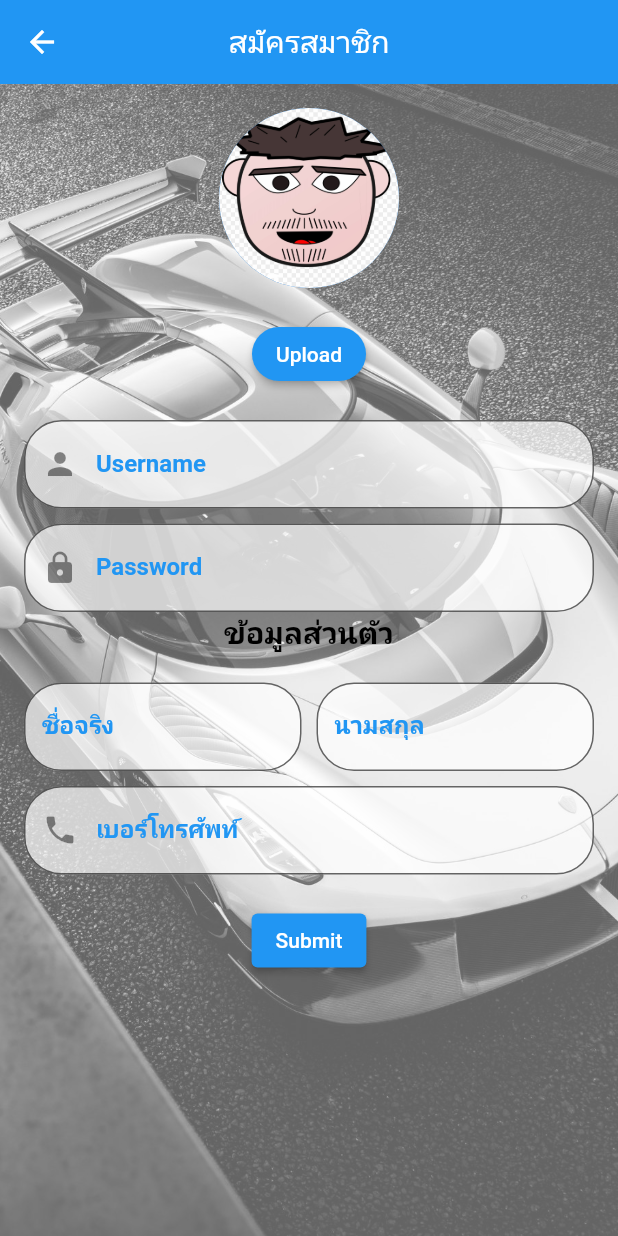
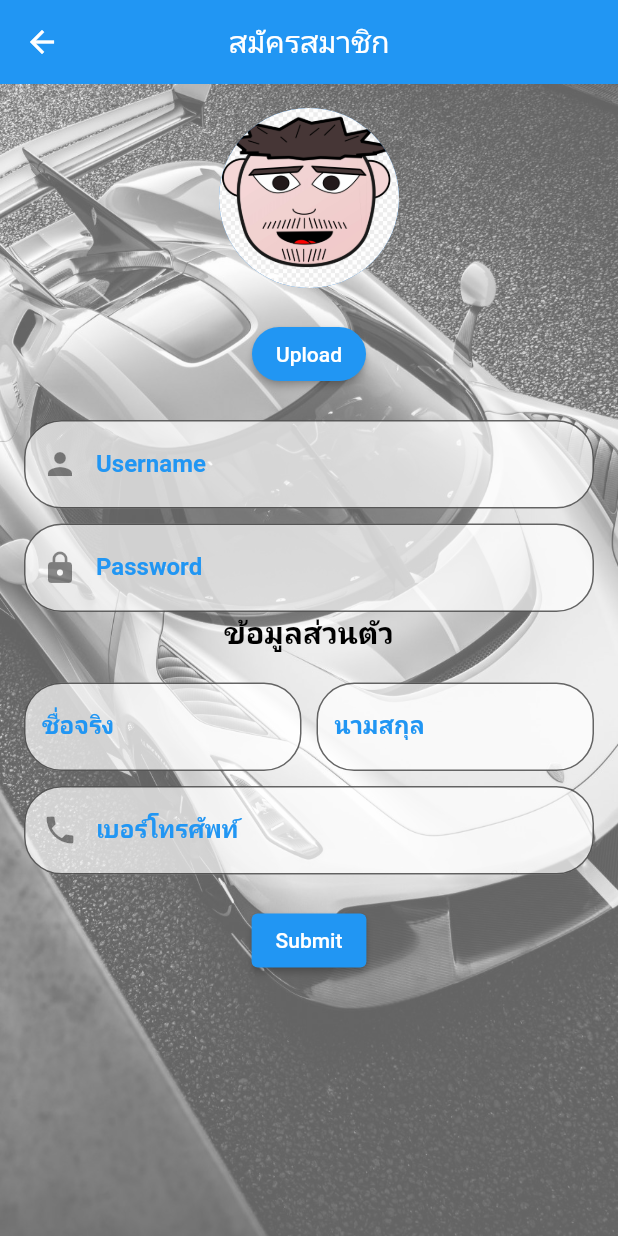
Before and after one commit to Nititorn61/first_app, a Flutter app: the ForgotPasswordPage screen opened directly, after a tap on "Sign Up", on a phone screen of 412 x 824 dp. Run offline on Flutter 3.47's test engine with Material 2 defaults, Android fonts, the phone set to English and light mode, and no system bars; our stand-ins replace cloud_firestore, firebase_auth, firebase_core, image_picker, intl_phone_number_input; accounts and stored records are empty.

Commit message:
Add files via upload

```diff
--- a/lib/forgotpassword2.dart
+++ b/lib/forgotpassword2.dart
@@ -21,6 +21,7 @@ class _ForgotPasswordPageState extends State<ForgotPasswordPage> {
           brightness: Brightness.dark, // ให้เนื้อหาที่อยู่ใน AppBar เป็นสีขาว
         ),
         body: SafeArea(
+          child: Center(
             child: Container(
               decoration: BoxDecoration(
                 image: DecorationImage(
@@ -32,12 +33,14 @@ class _ForgotPasswordPageState extends State<ForgotPasswordPage> {
               child: Padding(
                 padding: EdgeInsets.all(10),
                 child: Column(
+                  mainAxisAlignment: MainAxisAlignment.center,
                   children: [
                     PhoneBox(hintText: 'เบอร์โทรศัพท์'),
                     SizedBox(height: 20),
                     UsernameBox(hintText: 'Username'),
                     SizedBox(height: 20),
                     ForgotpasswordBotton(),
+                    SizedBox(height: 20),
                     Row(
                       mainAxisAlignment: MainAxisAlignment.center,
                       children: [
@@ -71,6 +74,6 @@ class _ForgotPasswordPageState extends State<ForgotPasswordPage> {
               ),
             ),
           ),
-    );
+        ));
   }
 }
--- a/lib/register2.dart
+++ b/lib/register2.dart
@@ -22,15 +22,18 @@ class _SignUpPageState extends State<SignUpPage> {
           elevation: 0,
           brightness: Brightness.dark, // ให้เนื้อหาที่อยู่ใน AppBar เป็นสีขาว
         ),
-        body: SafeArea(
-            child: Container(
+        body: Container(
             decoration: BoxDecoration(
               image: DecorationImage(
                 image: AssetImage("lib/images/background_login.jpg"),
-                    fit: BoxFit.cover,
+                fit: BoxFit.fill,
                 opacity: 0.6,
               ),
             ),
+            width: double.infinity,
+            height: double.infinity,
+            child: SafeArea(
+                child: SingleChildScrollView(
                     child: Padding(
                         padding: const EdgeInsets.all(16.0),
                         child: SizedBox(
@@ -78,10 +81,12 @@ class _SignUpPageState extends State<SignUpPage> {
                                 Row(
                                   children: [
                                     Expanded(
-                                    child: FirstnameBox(hintText: 'ชื่อจริง')),
+                                        child:
+                                            FirstnameBox(hintText: 'ชื่อจริง')),
                                     SizedBox(width: 10),
                                     Expanded(
-                                    child: LastnameBox(hintText: 'นามสกุล')),
+                                        child:
+                                            LastnameBox(hintText: 'นามสกุล')),
                                   ],
                                 ),
                                 SizedBox(height: 10),
@@ -89,6 +94,6 @@ class _SignUpPageState extends State<SignUpPage> {
                                 SizedBox(height: 20),
                                 SignupBotton(),
                               ]),
-                    )))));
+                        ))))));
   }
 }
```
Lines whose indentation alone changed are shown as unchanged.
